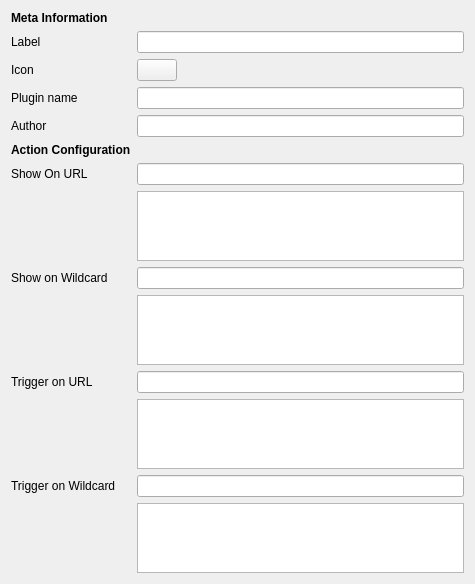
Qt form webappeditor/src/webapp.ui (KDE/silk) before a commit.
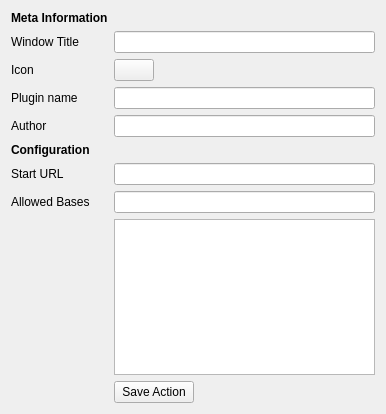
The same form after that commit. Custom widgets are drawn as their Qt base class.

Commit message: separate page for the webapp's settings. wip.

The edit to the form file:
```diff
--- a/webappeditor/src/webapp.ui
+++ b/webappeditor/src/webapp.ui
@@ -6,8 +6,8 @@
    <rect>
     <x>0</x>
     <y>0</y>
-    <width>475</width>
-    <height>566</height>
+    <width>386</width>
+    <height>414</height>
    </rect>
   </property>
   <property name="windowTitle">
@@ -27,13 +27,23 @@
    <item row="2" column="0">
     <widget class="QLabel" name="label_3">
      <property name="text">
-      <string>Label</string>
+      <string>Window Title</string>
      </property>
     </widget>
    </item>
    <item row="2" column="1">
     <widget class="QLineEdit" name="name"/>
    </item>
+   <item row="3" column="0">
+    <widget class="QLabel" name="label_10">
+     <property name="text">
+      <string>Icon</string>
+     </property>
+    </widget>
+   </item>
+   <item row="3" column="1">
+    <widget class="KIconButton" name="icon"/>
+   </item>
    <item row="4" column="0">
     <widget class="QLabel" name="label_5">
      <property name="text">
@@ -57,69 +67,37 @@
    <item row="8" column="0">
     <widget class="QLabel" name="label_9">
      <property name="text">
-      <string>&lt;b&gt;Action Configuration&lt;/b&gt;</string>
+      <string>&lt;b&gt;Configuration&lt;/b&gt;</string>
      </property>
     </widget>
    </item>
    <item row="11" column="0">
     <widget class="QLabel" name="label">
      <property name="text">
-      <string>Show On URL</string>
+      <string>Start URL</string>
      </property>
     </widget>
    </item>
    <item row="11" column="1">
     <widget class="KLineEdit" name="baseLine"/>
    </item>
-   <item row="12" column="1">
-    <widget class="KListWidget" name="baseUrls"/>
-   </item>
-   <item row="14" column="1">
-    <widget class="KListWidget" name="baseUrls_3"/>
-   </item>
-   <item row="17" column="0">
+   <item row="12" column="0">
     <widget class="QLabel" name="label_2">
      <property name="text">
-      <string>Trigger on Wildcard</string>
+      <string>Allowed Bases</string>
      </property>
     </widget>
    </item>
-   <item row="17" column="1">
-    <widget class="KLineEdit" name="startUrl"/>
-   </item>
-   <item row="21" column="1">
-    <widget class="KListWidget" name="baseUrls_2"/>
-   </item>
-   <item row="13" column="1">
-    <widget class="KLineEdit" name="startUrl_2"/>
-   </item>
-   <item row="13" column="0">
-    <widget class="QLabel" name="label_7">
-     <property name="text">
-      <string>Show on Wildcard</string>
-     </property>
-    </widget>
-   </item>
-   <item row="15" column="0">
-    <widget class="QLabel" name="label_8">
-     <property name="text">
-      <string>Trigger on URL</string>
-     </property>
-    </widget>
-   </item>
-   <item row="15" column="1">
-    <widget class="KLineEdit" name="startUrl_3"/>
+   <item row="12" column="1">
+    <widget class="KLineEdit" name="allowedBasesLine"/>
    </item>
    <item row="16" column="1">
     <widget class="KListWidget" name="baseUrls_4"/>
    </item>
-   <item row="3" column="1">
-    <widget class="KIconButton" name="kiconbutton"/>
-   </item>
-   <item row="3" column="0">
-    <widget class="QLabel" name="label_10">
+   <item row="17" column="1">
+    <widget class="KPushButton" name="saveButton">
      <property name="text">
-      <string>Icon</string>
+      <string>Save Action</string>
      </property>
     </widget>
    </item>
@@ -136,6 +114,11 @@
    <extends>QListWidget</extends>
    <header>klistwidget.h</header>
   </customwidget>
+  <customwidget>
+   <class>KPushButton</class>
+   <extends>QPushButton</extends>
+   <header>kpushbutton.h</header>
+  </customwidget>
   <customwidget>
    <class>KLineEdit</class>
    <extends>QLineEdit</extends>
```
Left out of the diff: 8 changed lines with no effect on the pictures. The commit also changes 2 other files.
